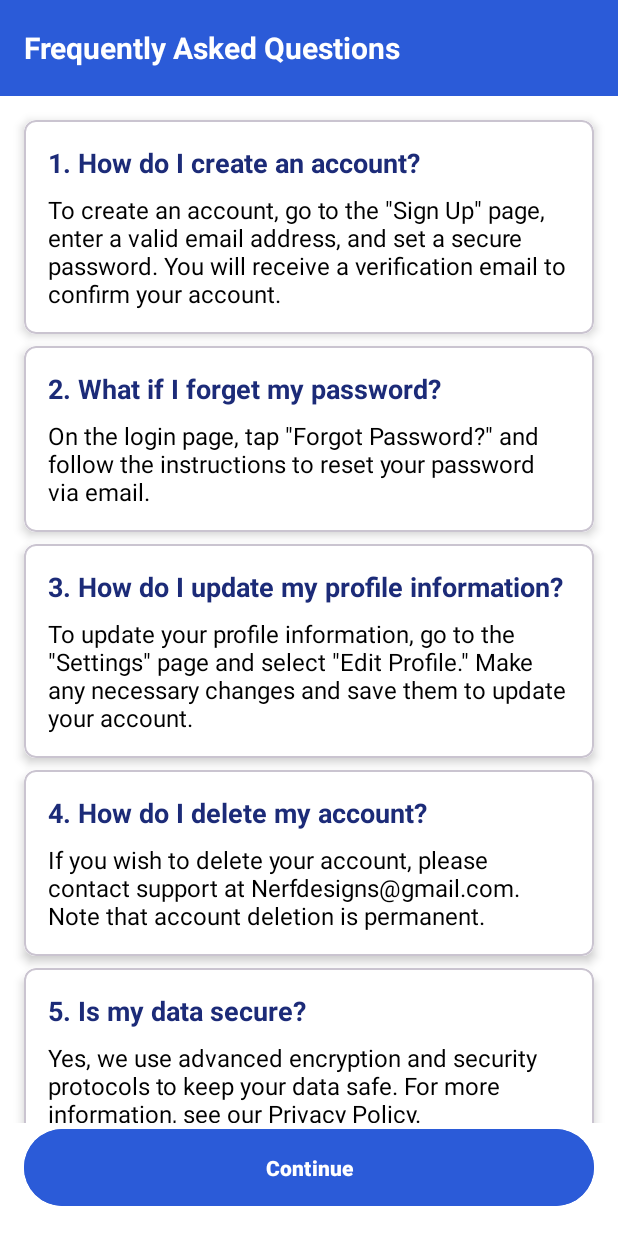
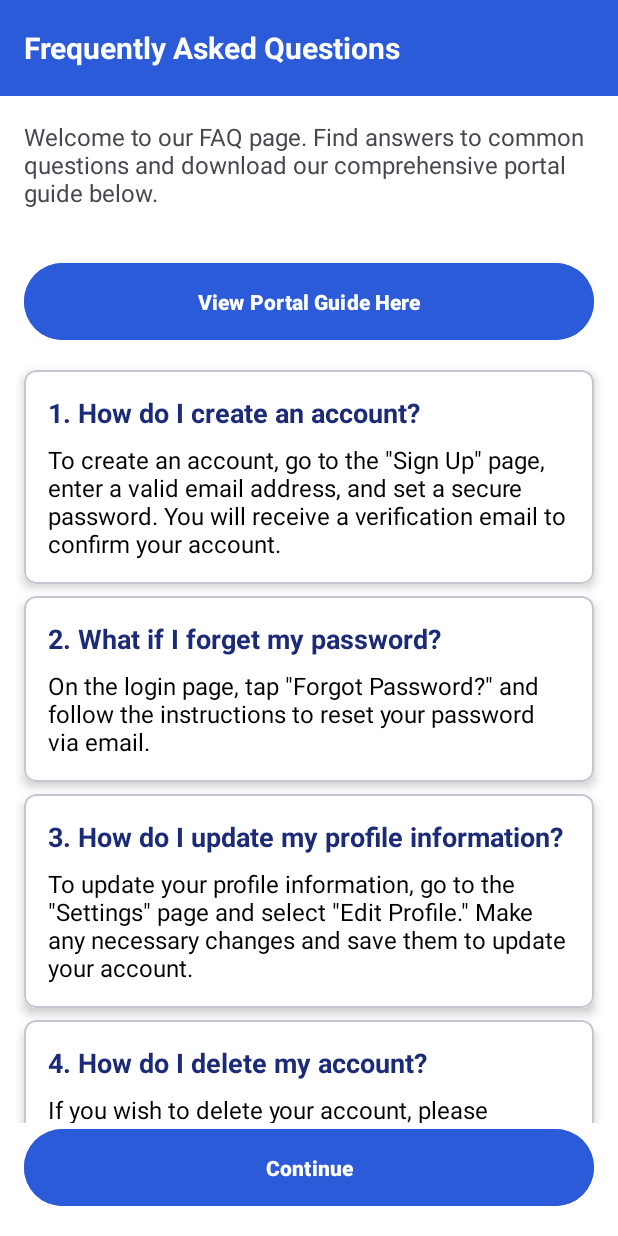
Before and after one commit to thekayd/GoGovApp, an Android app built with Jetpack Compose: the FAQActivity screen opened directly, with no data from a screen before it, on a phone screen of 412 x 824 dp. Run offline under Robolectric (Android 15) with nearby library versions, the phone set to English and light mode, and no system bars; Roboto replaces fonts that are not available here.

Commit message:
FEAT: Added guide download feature in FAQS page

```diff
--- a/app/src/main/java/com/kayodedaniel/gogovmobile/activities/FAQActivity.kt
+++ b/app/src/main/java/com/kayodedaniel/gogovmobile/activities/FAQActivity.kt
@@ -2,17 +2,19 @@ package com.kayodedaniel.gogovmobile.activities
 
 import android.content.Intent
 import android.os.Bundle
+import android.util.Log
 import android.widget.Button
 import android.widget.Toast
 import androidx.appcompat.app.AppCompatActivity
+import androidx.core.content.FileProvider
 import androidx.recyclerview.widget.LinearLayoutManager
 import androidx.recyclerview.widget.RecyclerView
 import com.kayodedaniel.gogovmobile.R
 import com.kayodedaniel.gogovmobile.adapter.FAQAdapter
-import java.io.BufferedReader
-import java.io.InputStreamReader
+import java.io.*
 
 class FAQActivity : AppCompatActivity() {
+    private val TAG = "FAQActivity"
     private lateinit var faqAdapter: FAQAdapter
     private lateinit var recyclerView: RecyclerView
 
@@ -20,6 +22,7 @@ class FAQActivity : AppCompatActivity() {
         super.onCreate(savedInstanceState)
         setContentView(R.layout.activity_faqactivity)
 
+        try {
             // Read FAQs from raw resource
             val faqText = readTextFileFromRawResource(R.raw.faq)
             val faqList = parseFAQs(faqText)
@@ -29,6 +32,15 @@ class FAQActivity : AppCompatActivity() {
             faqAdapter = FAQAdapter(faqList)
             recyclerView.layoutManager = LinearLayoutManager(this)
             recyclerView.adapter = faqAdapter
+        } catch (e: Exception) {
+            Log.e(TAG, "Error initializing FAQ content: ${e.message}", e)
+        }
+
+        // Download Guide Button
+        val downloadGuideButton = findViewById<Button>(R.id.button_download_guide)
+        downloadGuideButton.setOnClickListener {
+            downloadPortalGuide()
+        }
 
         // Continue Button
         val acceptButton = findViewById<Button>(R.id.button_continue)
@@ -39,12 +51,46 @@ class FAQActivity : AppCompatActivity() {
         }
     }
 
+    private fun downloadPortalGuide() {
+        try {
+            // Copy PDF from raw resources to app's cache directory
+            val inputStream = resources.openRawResource(R.raw.portal_guide)
+            val file = File(cacheDir, "portal_guide.pdf")
+            val outputStream = FileOutputStream(file)
+
+            inputStream.use { input ->
+                outputStream.use { output ->
+                    input.copyTo(output)
+                }
+            }
+            Log.d(TAG, "PDF successfully copied to cacheDir: ${file.absolutePath}")
+
+            // Ensure file exists before proceeding
+            if (!file.exists()) {
+                Log.e(TAG, "PDF file not found: ${file.absolutePath}")
+                showToast("File not found.")
+                return
+            }
+
+            // Start PDFViewerActivity and pass the file path
+            val intent = Intent(this, PDFViewerActivity::class.java)
+            intent.putExtra("PDF_PATH", file.absolutePath)
+            startActivity(intent)
+
+        } catch (e: Exception) {
+            Log.e(TAG, "Error downloading portal guide: ${e.message}", e)
+            showToast("Error downloading guide: ${e.message ?: "Unknown error"}")
+        }
+    }
+
+
     private fun parseFAQs(faqText: String): List<FAQItem> {
         val faqList = mutableListOf<FAQItem>()
         val lines = faqText.split("\n")
         var currentQuestion: String? = null
 
-        for (line in lines) {
+        for ((index, line) in lines.withIndex()) {
+            try {
                 when {
                     line.startsWith("** ") && line.endsWith(" **") -> {
                         currentQuestion = line.trim('*', ' ')
@@ -53,6 +99,12 @@ class FAQActivity : AppCompatActivity() {
                         faqList.add(FAQItem(currentQuestion, line.trim()))
                         currentQuestion = null
                     }
+                    else -> {
+                        Log.w(TAG, "Unexpected or empty line at index $index: $line")
+                    }
+                }
+            } catch (e: Exception) {
+                Log.e(TAG, "Error parsing FAQ at line $index: ${e.message}", e)
             }
         }
         return faqList
@@ -62,15 +114,19 @@ class FAQActivity : AppCompatActivity() {
         val inputStream = resources.openRawResource(resourceId)
         val reader = BufferedReader(InputStreamReader(inputStream))
         val stringBuilder = StringBuilder()
+        try {
             var line: String?
+            while (reader.readLine().also { line = it } != null) {
+                stringBuilder.append(line).append("\n")
+            }
+        } catch (e: IOException) {
+            Log.e(TAG, "Error reading text file from resource: ${e.message}", e)
+        } finally {
             try {
-            while ((reader.readLine().also { line = it }) != null) {
-                stringBuilder.append(line)
-                stringBuilder.append("\n")
+                reader.close()
+            } catch (e: IOException) {
+                Log.e(TAG, "Error closing reader: ${e.message}", e)
             }
-            reader.close()
-        } catch (e: Exception) {
-            e.printStackTrace()
         }
         return stringBuilder.toString()
     }
--- a/app/src/main/res/layout/activity_faqactivity.xml
+++ b/app/src/main/res/layout/activity_faqactivity.xml
@@ -29,6 +29,33 @@
             android:textStyle="bold"/>
     </com.google.android.material.appbar.MaterialToolbar>
 
+    <!-- Introduction Text -->
+    <TextView
+        android:id="@+id/text_introduction"
+        android:layout_width="0dp"
+        android:layout_height="wrap_content"
+        android:text="Welcome to our FAQ page. Find answers to common questions and download our comprehensive portal guide below."
+        android:textSize="16sp"
+        android:padding="16dp"
+        app:layout_constraintTop_toBottomOf="@id/toolbar_faq"
+        app:layout_constraintStart_toStartOf="parent"
+        app:layout_constraintEnd_toEndOf="parent"/>
+
+    <!-- Download Guide Button -->
+    <Button
+        android:id="@+id/button_download_guide"
+        android:layout_width="match_parent"
+        android:layout_height="wrap_content"
+        android:text="View Portal Guide Here"
+        android:backgroundTint="@color/blue"
+        android:textColor="@color/white"
+        android:textStyle="bold"
+        android:padding="16dp"
+        android:layout_margin="16dp"
+        app:layout_constraintTop_toBottomOf="@id/text_introduction"
+        app:layout_constraintStart_toStartOf="parent"
+        app:layout_constraintEnd_toEndOf="parent"/>
+
     <!-- RecyclerView for FAQs -->
     <androidx.recyclerview.widget.RecyclerView
         android:id="@+id/recycler_view_faqs"
@@ -36,7 +63,7 @@
         android:layout_height="0dp"
         android:padding="16dp"
         android:clipToPadding="false"
-        app:layout_constraintTop_toBottomOf="@id/toolbar_faq"
+        app:layout_constraintTop_toBottomOf="@id/button_download_guide"
         app:layout_constraintBottom_toTopOf="@id/button_continue"
         app:layout_constraintStart_toStartOf="parent"
         app:layout_constraintEnd_toEndOf="parent"/>
--- /dev/null
+++ b/app/src/main/res/xml/file_paths.xml
@@ -0,0 +1,4 @@
+<?xml version="1.0" encoding="utf-8"?>
+<paths xmlns:android="http://schemas.android.com/apk/res/android">
+    <cache-path name="cache" path="/" />
+</paths>
```
Also changed, not shown: app/src/main/AndroidManifest.xml (+12 -0 lines), app/src/main/java/com/kayodedaniel/gogovmobile/activities/PDFViewerActivity.kt (added, +100 -0 lines), app/src/main/res/layout/activity_pdfviewer.xml (added, +21 -0 lines), 1 other file. Lines whose indentation alone changed are shown as unchanged.
